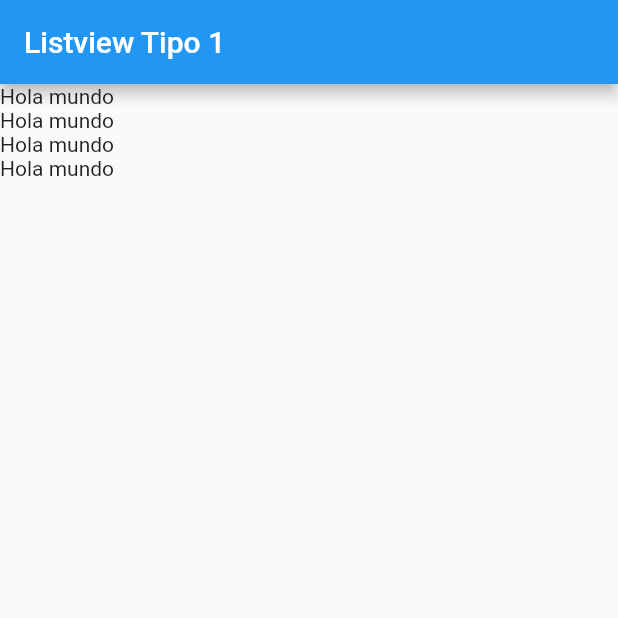
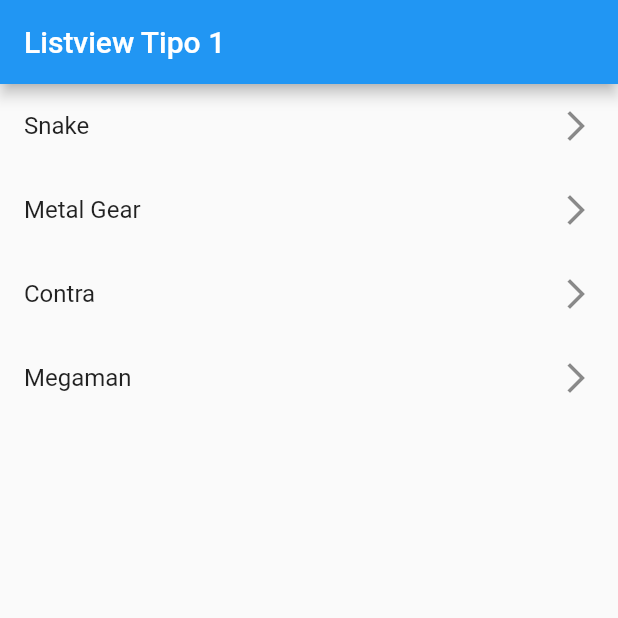
Before and after one commit to justcoddev/fl_components, a Flutter app: the screen it shows after launch, on a phone screen of 412 x 824 dp, the top half of it. Run offline on Flutter 3.47's test engine with Material 2 defaults, Android fonts, the phone set to English and light mode, and no system bars.

Commit message:
ListTile

```diff
--- a/lib/screens/listview1_screen.dart
+++ b/lib/screens/listview1_screen.dart
@@ -1,6 +1,8 @@
 import 'package:flutter/material.dart';
 
 class Listview1Screen extends StatelessWidget {
+  final options = const ['Snake', 'Metal Gear', 'Contra', 'Megaman'];
+
   const Listview1Screen({Key? key}) : super(key: key);
 
   @override
@@ -10,11 +12,13 @@ class Listview1Screen extends StatelessWidget {
         title: const Text('Listview Tipo 1'),
       ),
       body: ListView(
-        children: const <Widget>[
-          Text('Hola mundo'),
-          Text('Hola mundo'),
-          Text('Hola mundo'),
-          Text('Hola mundo'),
+        children: [
+          ...options
+              .map((e) => ListTile(
+                    title: Text(e),
+                    trailing: const Icon(Icons.arrow_forward_ios_outlined),
+                  ))
+              .toList()
         ],
       ),
     );
```
